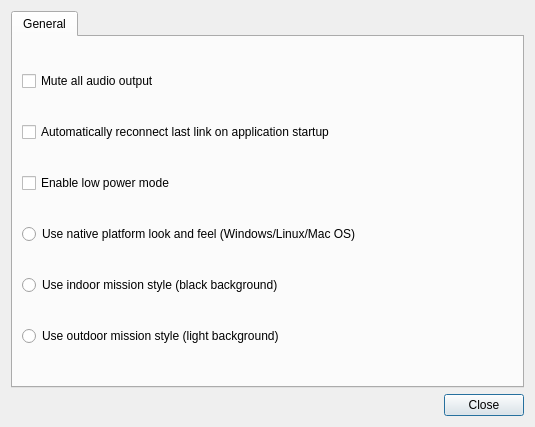
This is src/ui/QGCSettingsWidget.ui in mavlink/qgroundcontrol as Qt 5 draws it before an edit. The edited form follows.
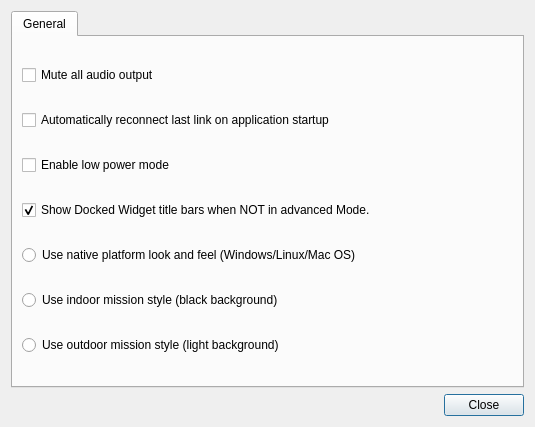
This is the edited form. Icons and pictures are not drawn.

Commit message: New titlebar widgets to give dock windows titles when not in advanced mode

The edit to the form file:
```diff
--- a/src/ui/QGCSettingsWidget.ui
+++ b/src/ui/QGCSettingsWidget.ui
@@ -46,7 +46,7 @@
          </property>
         </widget>
        </item>
-       <item row="3" column="0">
+       <item row="4" column="0">
         <widget class="QRadioButton" name="nativeStyle">
          <property name="text">
           <string>Use native platform look and feel (Windows/Linux/Mac OS)</string>
@@ -56,14 +56,14 @@
          </property>
         </widget>
        </item>
-       <item row="4" column="0">
+       <item row="5" column="0">
         <widget class="QRadioButton" name="indoorStyle">
          <property name="text">
           <string>Use indoor mission style (black background)</string>
          </property>
         </widget>
        </item>
-       <item row="5" column="0">
+       <item row="6" column="0">
         <widget class="QRadioButton" name="outdoorStyle">
          <property name="text">
           <string>Use outdoor mission style (light background)</string>
@@ -80,6 +80,16 @@
          </property>
         </widget>
        </item>
+       <item row="3" column="0">
+        <widget class="QCheckBox" name="titleBarCheckBox">
+         <property name="text">
+          <string>Show Docked Widget title bars when NOT in advanced Mode.</string>
+         </property>
+         <property name="checked">
+          <bool>true</bool>
+         </property>
+        </widget>
+       </item>
       </layout>
      </widget>
     </widget>
```
The commit also changes 3 other files.
